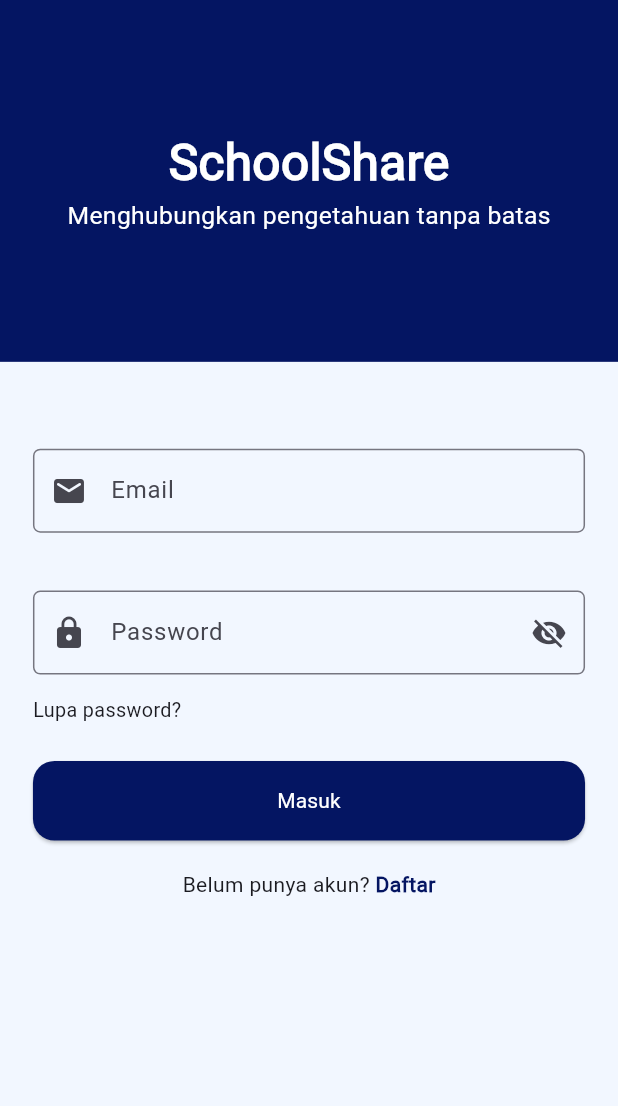
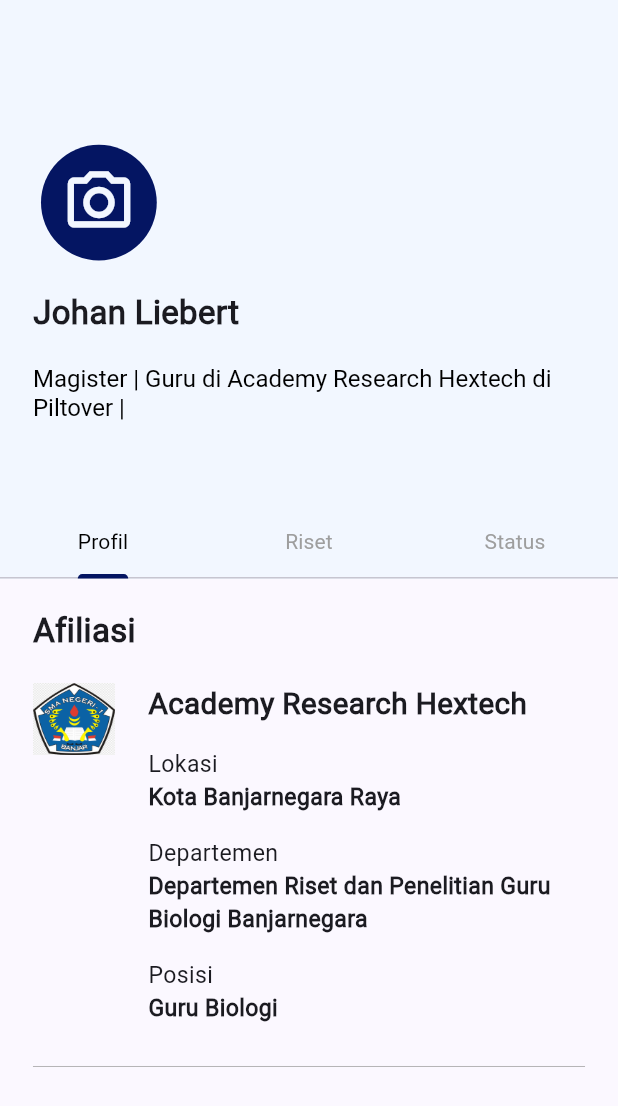
Before and after one commit to cideel/mobile-schoolshare, a Flutter app: the screen it shows after launch, on a phone screen of 412 x 824 dp. Shown: the top 1106 px of the screen. Run offline on Flutter 3.47's test engine with Material 3 defaults, Android fonts, the light colour scheme and no system bars; our stand-ins replace flutter_riverpod, flutter_screenutil; Roboto replaces fonts that are missing (Shipori).

Commit message:
profil,dan tab2nya

```diff
--- /dev/null
+++ b/lib/Pages/Profile/profile.dart
@@ -0,0 +1,130 @@
+import 'package:flutter/material.dart';
+import 'package:flutter_riverpod/flutter_riverpod.dart';
+import 'package:flutter_screenutil/flutter_screenutil.dart';
+import 'package:schoolshare/Config/color.dart';
+import 'package:schoolshare/Pages/Profile/profileTab.dart';
+import 'package:schoolshare/Pages/Profile/researchTab.dart';
+import 'package:schoolshare/Pages/Profile/statsTab.dart';
+
+class Profile extends ConsumerWidget {
+  const Profile({super.key});
+
+  @override
+  Widget build(BuildContext context, WidgetRef ref) {
+    return SafeArea(
+      child: ScreenUtilInit(
+        designSize: Size(375, 854),
+        builder: (context, child) => DefaultTabController(
+          length: 3,
+          child: Scaffold(
+            backgroundColor: AppColor.bgColor,
+            body: Column(
+              children: [
+                Padding(padding: EdgeInsets.symmetric(vertical: 50.h)),
+                Padding(
+                  padding:  EdgeInsets.symmetric(horizontal: 20.w),
+                  child: Container(
+                    width: 1.sw,
+                    height: 250.h,
+                    decoration: BoxDecoration(color: AppColor.bgColor),
+                    child: Column(
+                      crossAxisAlignment: CrossAxisAlignment.start,
+                      children: [
+                        Container(
+                          decoration: BoxDecoration(
+                              color: AppColor.bgColor,
+                              borderRadius: BorderRadius.circular(100.r)),
+                          height: 80.h,
+                          width: 80.w,
+                          child: CircleAvatar(
+                            backgroundColor: AppColor.componentColor,
+                            child: Icon(
+                              Icons.camera_alt_outlined,
+                              color: AppColor.bgColor,
+                              size: 50,
+                            ),
+                          ),
+                        ),
+                        Padding(padding: EdgeInsets.symmetric(vertical: 10.h)),
+                        Text(
+                          "Johan Liebert",
+                          softWrap: true,
+                          maxLines: 2,
+                          overflow: TextOverflow.visible,
+                          style: TextStyle(
+                              fontFamily: "Roboto",
+                              fontSize: 20.sp,
+                              fontWeight: FontWeight.bold),
+                        ),
+                        Padding(padding: EdgeInsets.symmetric(vertical: 10.h)),
+                        RichText(
+                          softWrap: true,
+                          textAlign: TextAlign.left,
+                          text: TextSpan(
+                            children: [
+                              TextSpan(
+                                text: 'Magister',
+                                style: TextStyle(
+                                    fontFamily: "Roboto",
+                                    color: Colors.black,
+                                    fontSize: 16),
+                              ),
+                              TextSpan(
+                                text: ' | ',
+                                style: TextStyle(
+                                    fontFamily: "Roboto",
+
+                                    color: Colors.black,
+                                    fontSize: 16),
+                              ),
+                              TextSpan(
+                                text:
+                                    'Guru di Academy Research Hextech di Piltover',
+                                style: TextStyle(
+                                    fontFamily: "Roboto",
+                                    color: Colors.black,
+                                    fontSize: 16),
+                              ),
+                              TextSpan(
+                                text: ' | ',
+                                style: TextStyle(
+                                    fontFamily: "Roboto",
+                                    color: Colors.black,
+
+                                    fontSize: 16),
+                              ),
+                            ],
+                          ),
+                        ),
+                      ],
+                    ),
+                  ),
+                ),
+                TabBar(
+                  indicatorColor: AppColor.componentColor,
+                  labelColor: Colors.black,
+                  unselectedLabelColor: Colors.grey,
+
+                  tabs: const [
+                    Tab(text: "Profil"),
+                    Tab(text: "Riset"),
+                    Tab(text: "Status"),
+                  ],
+                ),
+                Expanded(
+                  child: TabBarView(
+                    children: [
+                      ProfileTab(),
+                      ResearchTab(),
+                      StatsTab()
+                    ],
+                  ),
+                ),
+              ],
+            ),
+          ),
+        ),
+      ),
+    );
+  }
+}
--- /dev/null
+++ b/lib/Pages/Profile/profileTab.dart
@@ -0,0 +1,126 @@
+import 'package:flutter/material.dart';
+import 'package:flutter_riverpod/flutter_riverpod.dart';
+import 'package:flutter_screenutil/flutter_screenutil.dart';
+import 'package:schoolshare/Config/color.dart';
+
+class ProfileTab extends ConsumerWidget {
+  const ProfileTab({super.key});
+
+  @override
+  Widget build(BuildContext context, WidgetRef ref) {
+    return SafeArea(
+      child: ScreenUtilInit(
+        designSize: Size(375, 854),
+        builder: (context, child) => Scaffold(
+            body: Padding(
+          padding: EdgeInsets.symmetric(horizontal: 20.w, vertical: 20.h),
+          child: ListView(
+            children: [
+              Text(
+                "Afiliasi",
+                style: TextStyle(
+                    fontFamily: "Roboto",
+                    fontSize: 20.sp,
+                    fontWeight: FontWeight.bold),
+              ),
+              Padding(padding: EdgeInsets.symmetric(vertical: 10.h)),
+              Row(
+                crossAxisAlignment: CrossAxisAlignment.start,
+                children: [
+                  Container(
+                    child: Image.asset(
+                      'assets/images/example-logo-sma.png',
+                      fit: BoxFit.fill,
+                    ),
+                    height: 50.h,
+                    width: 50.w,
+                    decoration: BoxDecoration(
+                        borderRadius: BorderRadius.circular(25.r)),
+                  ),
+                  Padding(padding: EdgeInsets.symmetric(horizontal: 10.w)),
+                  Expanded(
+                    child: Column(
+                      crossAxisAlignment: CrossAxisAlignment.start,
+                      children: [
+                        // Nama SEKOLAH AFILIASI
+                        Text(
+                          "Academy Research Hextech",
+                          maxLines: 3,
+                          textAlign: TextAlign.start,
+                          softWrap: true,
+                          style: TextStyle(
+                              fontFamily: 'Roboto',
+                              fontWeight: FontWeight.bold,
+                              fontSize: 18.sp),
+                        ),
+                        Padding(padding: EdgeInsets.symmetric(vertical: 8.h)),
+                        Text(
+                          "Lokasi",
+                          maxLines: 3,
+                          textAlign: TextAlign.start,
+                          softWrap: true,
+                          style: TextStyle(
+                              fontWeight: FontWeight.w400, fontSize: 14.sp),
+                        ),
+                        // Nama kota daerah/alamat/ sesuai kebutuhan
+                        Text(
+                          softWrap: true,
+                          "Kota Banjarnegara Raya",
+                          style: TextStyle(
+                              fontSize: 14.sp,
+                              fontWeight: FontWeight.w600,
+                              fontFamily: "Roboto"),
+                        ),
+
+                        Padding(padding: EdgeInsets.symmetric(vertical: 8.h)),
+                        Text(
+                          "Departemen",
+                          maxLines: 3,
+                          textAlign: TextAlign.start,
+                          softWrap: true,
+                          style: TextStyle(
+                              fontWeight: FontWeight.w400, fontSize: 14.sp),
+                        ),
+                        //  nama departemen jika ada
+                        Text(
+                          softWrap: true,
+                          "Departemen Riset dan Penelitian Guru Biologi Banjarnegara",
+                          style: TextStyle(
+                              fontSize: 14.sp,
+                              fontWeight: FontWeight.w600,
+                              fontFamily: "Roboto"),
+                        ),
+                        Padding(padding: EdgeInsets.symmetric(vertical: 8.h)),
+                        Text(
+                          "Posisi",
+                          maxLines: 3,
+                          textAlign: TextAlign.start,
+                          softWrap: true,
+                          style: TextStyle(
+                              fontWeight: FontWeight.w400, fontSize: 14.sp),
+                        ),
+                        //  nama departemen jika ada
+                        Text(
+                          softWrap: true,
+                          "Guru Biologi",
+                          style: TextStyle(
+                              fontSize: 14.sp,
+                              fontWeight: FontWeight.w600,
+                              fontFamily: "Roboto"),
+                        ),
+                      ],
+                    ),
+                  ),
+                ],
+              ),
+              Padding(padding: EdgeInsets.symmetric(vertical: 10.h)),
+              Divider(
+                color: Colors.grey,thickness: 0.5,
+              )
+            ],
+          ),
+        )),
+      ),
+    );
+  }
+}
--- a/lib/Pages/login.dart
+++ b/lib/Pages/login.dart
@@ -23,8 +23,10 @@
       child: ScreenUtilInit(
         designSize: const Size(375, 854),
         builder: (context, child) => Scaffold(
+          resizeToAvoidBottomInset: true,
           backgroundColor: AppColor.bgColor,
-          body: Column(
+          body: SingleChildScrollView(
+            child: Column(
               crossAxisAlignment: CrossAxisAlignment.start,
               children: [
                 Header(),
@@ -202,6 +204,7 @@
             ),
           ),
         ),
+      ),
     );
   }
 }
--- a/lib/Pages/register.dart
+++ b/lib/Pages/register.dart
@@ -27,8 +27,10 @@
       child: ScreenUtilInit(
         designSize: Size(375, 854),
         builder: (context, child) => Scaffold(
+          resizeToAvoidBottomInset: true,
           backgroundColor: AppColor.bgColor,
-          body: Column(
+          body: SingleChildScrollView(
+            child: Column(
               children: [
                 Header(),
                 Padding(padding: EdgeInsets.symmetric(vertical: 5.h)),
@@ -136,6 +138,7 @@
             ),
           ),
         ),
+      ),
     );
   }
 }
--- a/lib/main.dart
+++ b/lib/main.dart
@@ -3,6 +3,7 @@
 import 'package:schoolshare/Pages/login.dart';
 import 'package:flutter_riverpod/flutter_riverpod.dart';
 import 'package:flutter/services.dart';
+import 'package:schoolshare/Pages/Profile/profile.dart';
 import 'package:schoolshare/Pages/register.dart';
 import 'package:flutter_screenutil/flutter_screenutil.dart';
 
@@ -30,7 +31,7 @@
         colorScheme: ColorScheme.fromSeed(seedColor: AppColor.componentColor),
         useMaterial3: true,
       ),
-      home: SplashScreen(),
+      home: Profile(),
     );
   }
 }
--- a/pubspec.yaml
+++ b/pubspec.yaml
@@ -59,6 +59,10 @@
 
   uses-material-design: true
 
+  assets:
+    - assets/images/example-logo-sma.png
+    - assets/images/icon-add.png
+
   fonts:
     - family: Shipori
       fonts:
```
Also changed, not shown: lib/Pages/Profile/researchTab.dart (added, +75 -0 lines), lib/Pages/Profile/statsTab.dart (added, +153 -0 lines), assets/images/example-logo-sma.png (added), assets/images/icon-add.png (added), lib/Widgets/navbart.dart (added). Lines whose indentation alone changed are shown as unchanged.
